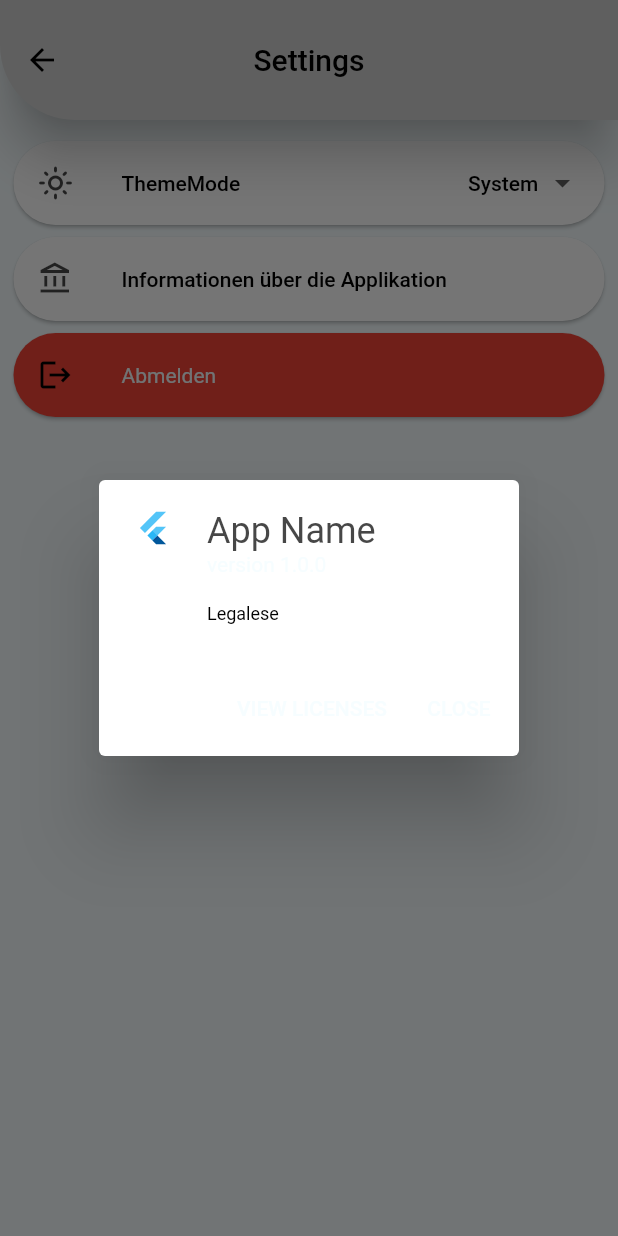
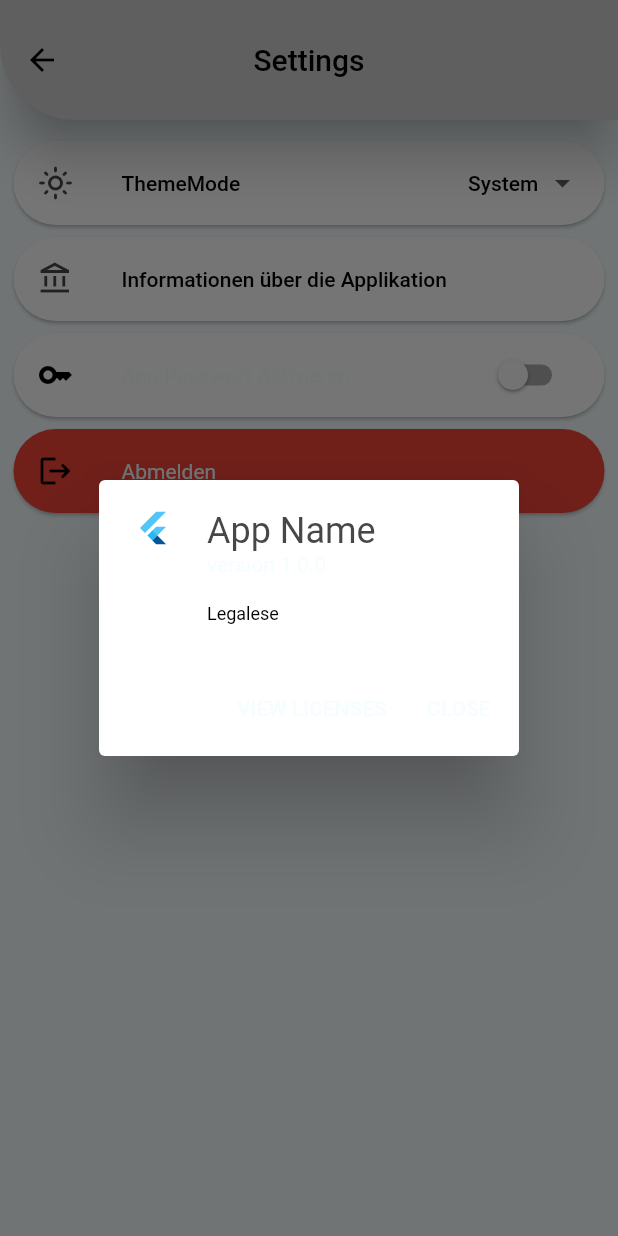
Before and after one commit to FoxH3/stock_x, a Flutter app: the Setting screen opened directly, after a tap on "Informationen über die Applikation", on a phone screen of 412 x 824 dp. Run offline on Flutter 3.47's test engine with Material 2 defaults, Android fonts, the phone set to English and light mode, and no system bars; our stand-ins replace cloud_firestore, firebase_auth, firebase_core, flutter_screenutil, shared_preferences, slider_button and 1 more; missing offline and left inert: crypt, encryptor, flutter_screen_lock; accounts and stored records are empty.

Commit message:
PassCode implementation

```diff
--- a/lib/Pages/setting.dart
+++ b/lib/Pages/setting.dart
@@ -25,7 +25,7 @@ class SettingState extends State<Setting> {
   @override
   void initState() {
     super.initState();
-    //getSwitchValues();
+    getSwitchValues();
     getLogin();
   }
 
@@ -97,6 +97,60 @@ class SettingState extends State<Setting> {
                                           applicationVersion: 'version 1.0.0',
                                         );
                                       }))),
+                          Card(
+                              shape: RoundedRectangleBorder(
+                                borderRadius: BorderRadius.circular(50),
+                              ),
+                              clipBehavior: Clip.antiAlias,
+                              child: ListTile(
+                                  leading: const Icon(
+                                    Icons.key,
+                                    color: Colors.black,
+                                  ),
+                                  title: Text(
+                                    "App Passwort Aktivieren",
+                                    style:
+                                        Theme.of(context).textTheme.bodyText2,
+                                  ),
+                                  trailing: Container(
+                                    margin: const EdgeInsets.only(right: 6.0),
+                                    child: Switch(
+                                      value: isSwitchedFT,
+                                      onChanged: (bool value) {
+                                        setState(() {
+                                          isSwitchedFT = value;
+                                          saveSwitchState(value);
+                                        });
+                                        if (isSwitchedFT == true) {
+                                          screenLockCreate(
+                                            title: const Text(
+                                                "App-Passwort eingeben",
+                                                style: TextStyle(
+                                                    fontWeight: FontWeight.bold,
+                                                    fontSize: 20)),
+                                            confirmTitle: const Text(
+                                                "App-Passwort wiederholen",
+                                                style: TextStyle(
+                                                    fontWeight: FontWeight.bold,
+                                                    fontSize: 20)),
+                                            context: context,
+                                            onConfirmed: (value) {
+                                              savePasswordState(value);
+                                              Navigator.pop(context);
+                                            },
+                                            onCancelled: () {
+                                              isSwitchedFT = false;
+                                              saveSwitchState(false);
+                                              setState(() {});
+                                              Navigator.pop(context);
+                                            },
+                                          );
+                                        } else {
+                                          removePass();
+                                        }
+                                      },
+                                    ),
+                                  ))),
                           screenSwitch
                               ? Card(
                                   color: Colors.red,
@@ -137,4 +191,40 @@ class SettingState extends State<Setting> {
               }
             }));
   }
+
+//holt die switch value für app passwort
+  getSwitchValues() async {
+    isSwitchedFT = (await getSwitchState())!;
+    setState(() {});
+  }
+
+//speichert die switch value für app passwort local
+  Future<bool> saveSwitchState(bool value) async {
+    SharedPreferences prefs = await SharedPreferences.getInstance();
+    prefs.setBool("switchState", value);
+
+    return prefs.setBool("switchState", value);
+  }
+
+//holt die switch value für app passwort
+  Future<bool?> getSwitchState() async {
+    SharedPreferences prefs = await SharedPreferences.getInstance();
+    bool? isSwitchedFT = prefs.getBool("switchState");
+
+    return isSwitchedFT;
+  }
+
+//Speichert die von user angegebene app passwort local
+  Future<bool> savePasswordState(String value) async {
+    SharedPreferences prefs = await SharedPreferences.getInstance();
+    prefs.setString("appPassword", value);
+
+    return prefs.setString("appPassword", value);
+  }
+
+//entfernt die von user gespeicherte app passwort
+  removePass() async {
+    SharedPreferences prefs = await SharedPreferences.getInstance();
+    prefs.remove("appPassword");
+  }
 }
```
